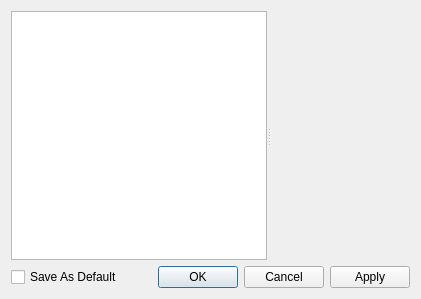
First picture: the form in src/libkstapp/dialog.ui, repository Kst-plot/kst, before the edit.
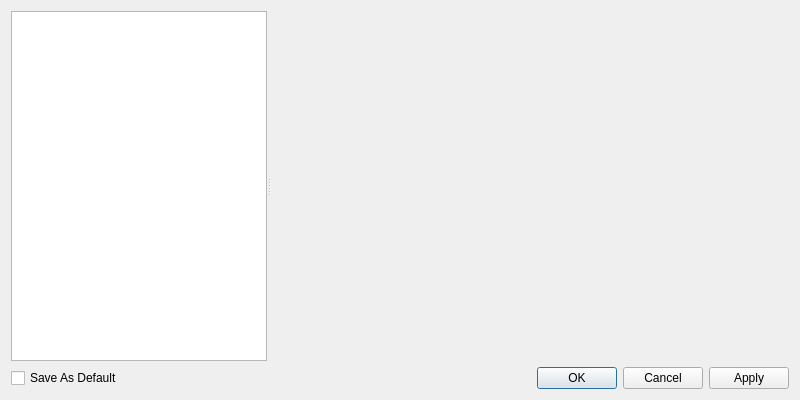
Second picture: the form after the edit.

Commit message: fix size problem of plot dialog CCBUG: 252289

Diff of the .ui file:
```diff
--- a/src/libkstapp/dialog.ui
+++ b/src/libkstapp/dialog.ui
@@ -9,8 +9,8 @@
    <rect>
     <x>0</x>
     <y>0</y>
-    <width>421</width>
-    <height>299</height>
+    <width>800</width>
+    <height>400</height>
    </rect>
   </property>
   <property name="sizePolicy">
@@ -19,6 +19,12 @@
     <verstretch>0</verstretch>
    </sizepolicy>
   </property>
+  <property name="minimumSize">
+   <size>
+    <width>800</width>
+    <height>400</height>
+   </size>
+  </property>
   <property name="windowTitle">
    <string>Dialog</string>
   </property>
@@ -115,16 +121,28 @@
          <bool>true</bool>
         </property>
        </widget>
-       <widget class="QStackedWidget" name="_stackedWidget">
+       <widget class="QScrollArea" name="_scrollArea">
         <property name="sizePolicy">
          <sizepolicy hsizetype="Expanding" vsizetype="Expanding">
-          <horstretch>1</horstretch>
+          <horstretch>2</horstretch>
           <verstretch>0</verstretch>
          </sizepolicy>
         </property>
-        <property name="currentIndex">
+        <property name="frameShape">
+         <enum>QFrame::NoFrame</enum>
+        </property>
+        <property name="frameShadow">
+         <enum>QFrame::Plain</enum>
+        </property>
+        <property name="lineWidth">
+         <number>0</number>
+        </property>
+        <property name="midLineWidth">
          <number>-1</number>
         </property>
+        <property name="widgetResizable">
+         <bool>true</bool>
+        </property>
        </widget>
       </widget>
      </item>
```
The commit also changes 2 other files.
